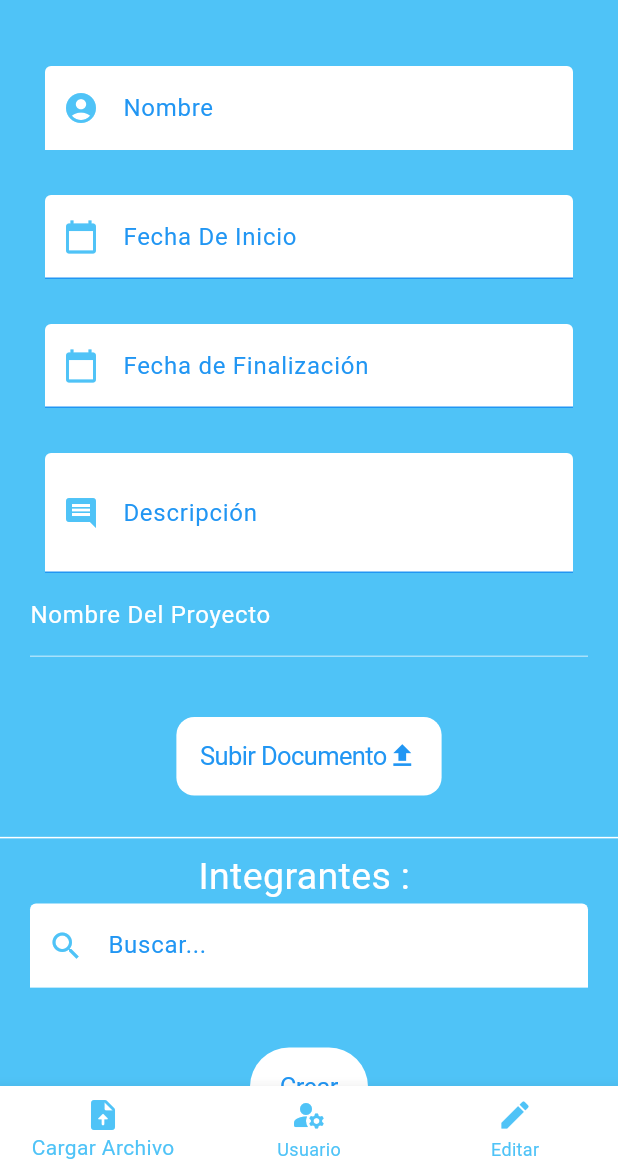
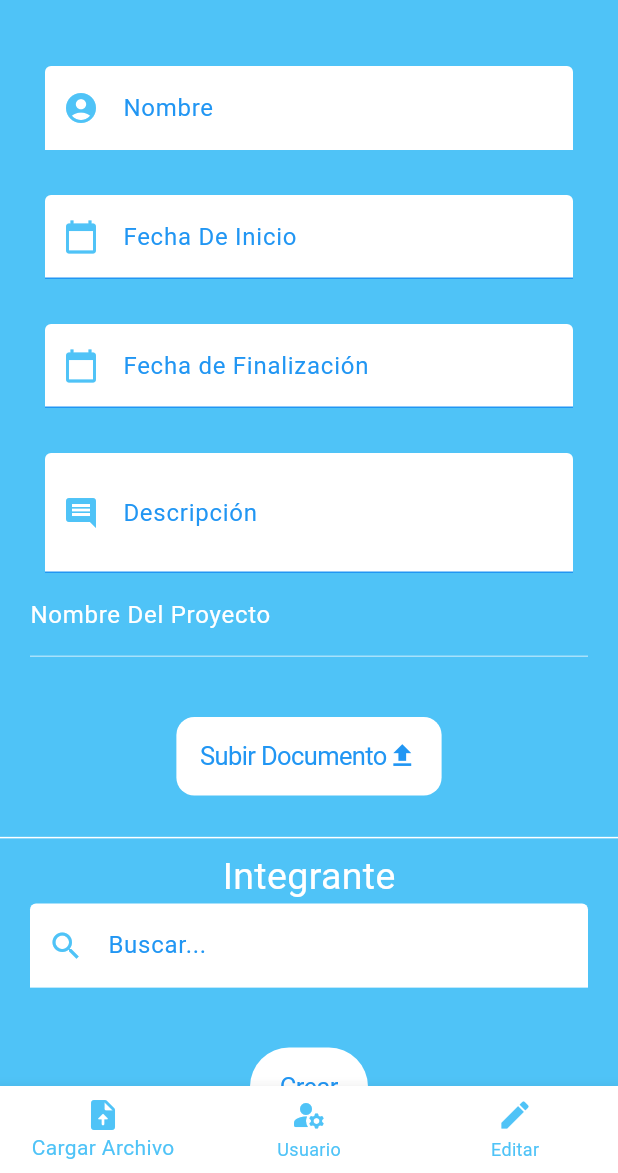
Before and after one commit to Zeustk/ManagerProject, a Flutter app: the Crear_Tareas screen opened directly, on a phone screen of 412 x 824 dp, the part 63-1236 px from its top. Run offline on Flutter 3.47's test engine with Material 3 defaults, Android fonts, the phone set to English and light mode, and no system bars; our stand-ins replace eva_icons_flutter, firebase_auth, firebase_core, flutter_secure_storage, font_awesome_flutter, get and 2 more; missing offline and left inert: dart:ffi; accounts and stored records are empty; network calls fail; Roboto replaces fonts that are missing (addressCity).

Commit message:
Mi cambio

```diff
--- a/lib/src/ui/Page/Proyectos/crearProyecto.dart
+++ b/lib/src/ui/Page/Proyectos/crearProyecto.dart
@@ -102,7 +102,7 @@ class _LabelsState extends State<Labels> {
             Padding(
               padding: EdgeInsets.only(left: 30, right: 30),
               child: TextField(
-                style: TextStyle(color: Colors.blue),
+                style: TextStyle(color: Colors.black),
                 controller: _controllerFechaInicio,
                 decoration: InputDecoration(
                   labelText: 'Fecha De Inicio',
@@ -127,7 +127,7 @@ class _LabelsState extends State<Labels> {
             Padding(
               padding: EdgeInsets.only(top: 30, left: 30, right: 30),
               child: TextField(
-                style: TextStyle(color: Colors.blue),
+                style: TextStyle(color: Colors.black),
                 controller: __controllerFechaFinalizacion,
                 decoration: InputDecoration(
                   labelText: 'Fecha Fin',
@@ -152,7 +152,7 @@ class _LabelsState extends State<Labels> {
             Padding(
               padding: const EdgeInsets.all(30.0),
               child: TextField(
-                style: TextStyle(color: Colors.blue),
+                style: TextStyle(color: Colors.black),
                 controller: __controllerDescripcion,
                 decoration: InputDecoration(
                   labelText: 'Descripcion',
--- a/lib/src/ui/Page/Tareas/crearTarea.dart
+++ b/lib/src/ui/Page/Tareas/crearTarea.dart
@@ -280,7 +280,7 @@ class _LabelsTareasState extends State<LabelsTareas> {
             SizedBox(height: 20),
             Divider(color: Colors.white),
             Text(
-              'Integrantes : ',
+              'Integrante',
               style: TextStyle(
                   color: Colors.white,
                   fontSize: 25,
@@ -316,6 +316,7 @@ class _LabelsTareasState extends State<LabelsTareas> {
                     FocusNode focusNode,
                     VoidCallback onFieldSubmitted) {
                   return TextField(
+                    style: TextStyle(color: Colors.black),
                     controller: textEditingController,
                     focusNode: focusNode,
                     decoration: InputDecoration(
```
